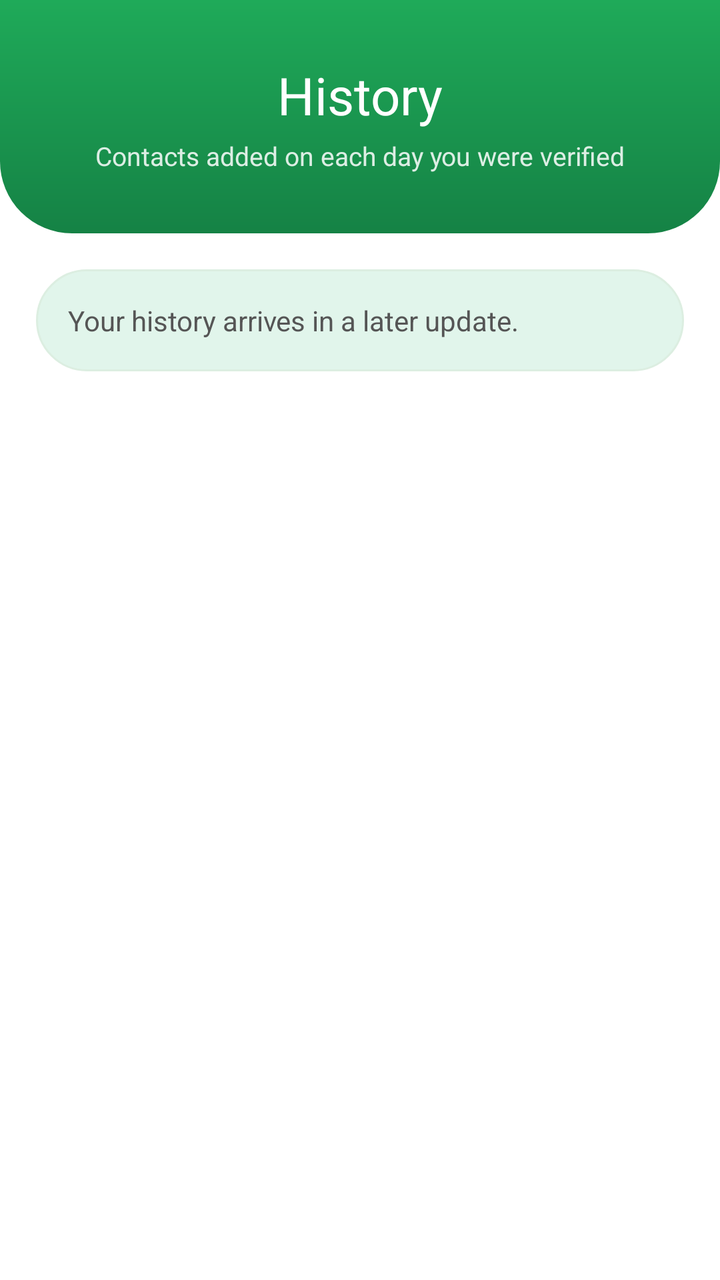
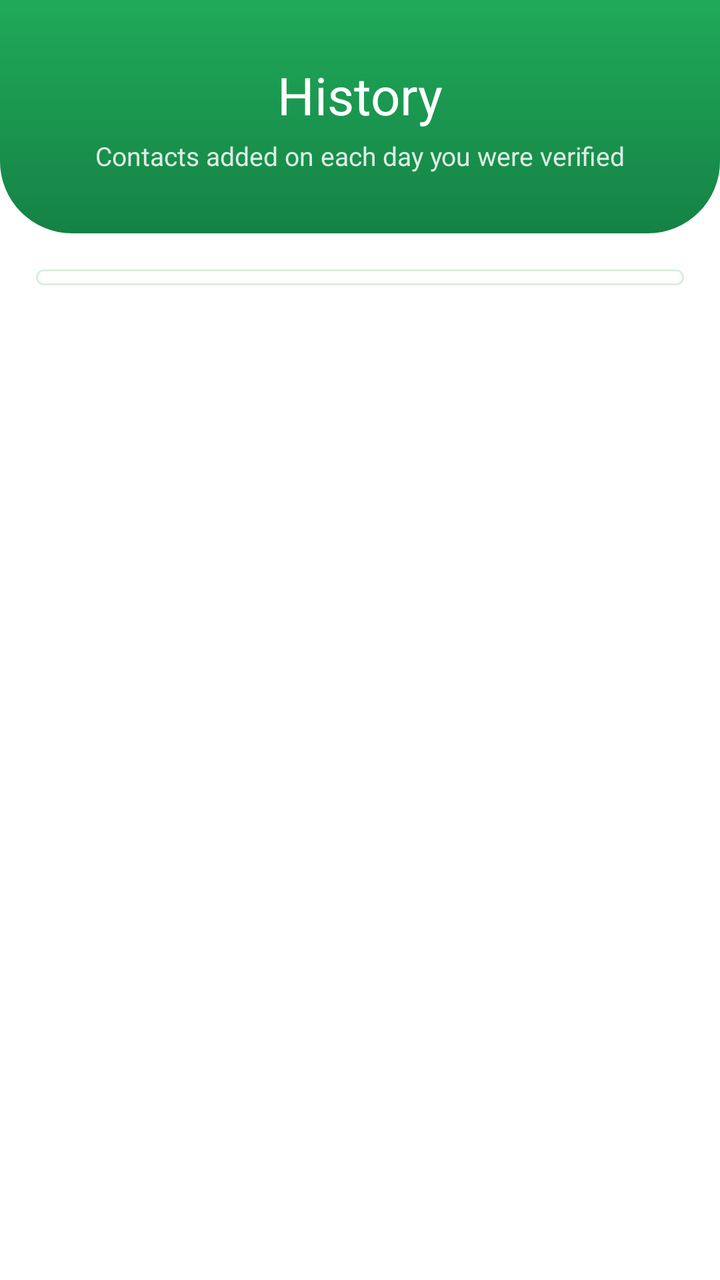

Compare the two renders of this Android layout. The source of the first and the diff that turns it into the second are given below.
<!-- AndroidManifest.xml: application theme Theme.ViewGrow.Starting -->
<!-- res/layout/fragment_history.xml -->
<?xml version="1.0" encoding="utf-8"?>
<LinearLayout xmlns:android="http://schemas.android.com/apk/res/android"
    android:layout_width="match_parent"
    android:layout_height="match_parent"
    android:background="@color/surface"
    android:orientation="vertical">

    <LinearLayout
        android:id="@+id/hero"
        android:layout_width="match_parent"
        android:layout_height="wrap_content"
        android:background="@drawable/bg_hero"
        android:gravity="center_horizontal"
        android:orientation="vertical"
        android:paddingTop="30dp"
        android:paddingBottom="30dp">
        <TextView
            android:layout_width="wrap_content"
            android:layout_height="wrap_content"
            android:tag="extrabold"
            android:text="History"
            android:textColor="@color/white"
            android:textSize="26sp" />
        <TextView
            android:layout_width="wrap_content"
            android:layout_height="wrap_content"
            android:layout_marginTop="4dp"
            android:text="Contacts added on each day you were verified"
            android:textColor="@color/white_soft"
            android:textSize="13sp" />
    </LinearLayout>

    <LinearLayout
        android:layout_width="match_parent"
        android:layout_height="wrap_content"
        android:orientation="vertical"
        android:padding="18dp">
        <TextView
            android:layout_width="match_parent"
            android:layout_height="wrap_content"
            android:background="@drawable/bg_chip"
            android:padding="16dp"
            android:text="Your history arrives in a later update."
            android:textColor="@color/text"
            android:textSize="14sp" />
    </LinearLayout>
</LinearLayout>
<!-- resources referenced by this layout -->
<resources>
  <color name="surface">#FFFFFF</color>
  <color name="text">#555555</color>
  <color name="white">#FFFFFF</color>
  <color name="white_soft">#D9FFFFFF</color>
  <!-- drawable bg_chip (drawable) -->
  <?xml version="1.0" encoding="utf-8"?>
  <shape xmlns:android="http://schemas.android.com/apk/res/android" android:shape="rectangle">
      <solid android:color="@color/tint" />
      <stroke android:width="1dp" android:color="@color/border" />
      <corners android:radius="100dp" />
  </shape>
  <!-- drawable bg_hero (drawable) -->
  <?xml version="1.0" encoding="utf-8"?>
  <shape xmlns:android="http://schemas.android.com/apk/res/android" android:shape="rectangle">
      <gradient android:angle="270" android:startColor="@color/green" android:endColor="@color/green_dark" />
      <corners android:bottomLeftRadius="36dp" android:bottomRightRadius="36dp" />
  </shape>
  <style name="Theme.ViewGrow.Starting" parent="Theme.SplashScreen">
          <item name="windowSplashScreenBackground">@color/splash_bg</item>
          <item name="windowSplashScreenAnimatedIcon">@drawable/splash_icon</item>
          <item name="postSplashScreenTheme">@style/Theme.ViewGrow</item>
      </style>
  <color name="tint">#E1F5EB</color>
  <color name="border">#DCEEE1</color>
  <color name="green">#1FAA59</color>
  <color name="green_dark">#158245</color>
  <color name="splash_bg">#F6F6F6</color>
  <!-- drawable splash_icon: png bitmap (drawable-nodpi, 113375 bytes) -->
  <style name="Theme.ViewGrow" parent="Theme.MaterialComponents.DayNight.NoActionBar">
          <item name="colorPrimary">@color/green</item>
          <item name="colorSurface">@color/surface</item>
          <item name="colorOnSurface">@color/dark</item>
          <item name="colorPrimaryVariant">@color/green_dark</item>
          <item name="colorOnPrimary">@color/white</item>
          <item name="colorSecondary">@color/green</item>
          <item name="colorControlActivated">@color/green</item>
          <item name="android:windowBackground">@color/surface</item>
          <item name="android:statusBarColor">@android:color/transparent</item>
          <item name="android:navigationBarColor">@color/surface</item>
          <item name="android:windowLightStatusBar">false</item>
      </style>
  <color name="dark">#111B21</color>
</resources>

<!-- the commit's change to res/layout/fragment_history.xml (unified diff, before → after) -->
@@ -30,18 +30,38 @@
             android:textSize="13sp" />
     </LinearLayout>
 
-    <LinearLayout
+    <ScrollView
         android:layout_width="match_parent"
-        android:layout_height="wrap_content"
-        android:orientation="vertical"
-        android:padding="18dp">
-        <TextView
+        android:layout_height="0dp"
+        android:layout_weight="1"
+        android:clipToPadding="false"
+        android:paddingBottom="90dp"
+        android:scrollbars="none">
+        <LinearLayout
             android:layout_width="match_parent"
             android:layout_height="wrap_content"
-            android:background="@drawable/bg_chip"
-            android:padding="16dp"
-            android:text="Your history arrives in a later update."
-            android:textColor="@color/text"
-            android:textSize="14sp" />
-    </LinearLayout>
+            android:orientation="vertical"
+            android:padding="18dp">
+            <LinearLayout
+                android:id="@+id/hist_card"
+                android:layout_width="match_parent"
+                android:layout_height="wrap_content"
+                android:background="@drawable/bg_card"
+                android:orientation="vertical"
+                android:paddingStart="14dp"
+                android:paddingTop="4dp"
+                android:paddingEnd="14dp"
+                android:paddingBottom="4dp" />
+            <TextView
+                android:id="@+id/hist_foot"
+                android:layout_width="match_parent"
+                android:layout_height="wrap_content"
+                android:gravity="center"
+                android:paddingTop="16dp"
+                android:paddingBottom="16dp"
+                android:tag="semibold"
+                android:textColor="@color/green_text"
+                android:textSize="13sp" />
+        </LinearLayout>
+    </ScrollView>
 </LinearLayout>
<!-- resource entries referenced after the edit -->
@@ -1,15 +1,15 @@
 <!-- resources referenced by this layout -->
 <resources>
+  <color name="green_text">#158245</color>
   <color name="surface">#FFFFFF</color>
-  <color name="text">#555555</color>
   <color name="white">#FFFFFF</color>
   <color name="white_soft">#D9FFFFFF</color>
-  <!-- drawable bg_chip (drawable) -->
+  <!-- drawable bg_card (drawable) -->
   <?xml version="1.0" encoding="utf-8"?>
   <shape xmlns:android="http://schemas.android.com/apk/res/android" android:shape="rectangle">
-      <solid android:color="@color/tint" />
+      <solid android:color="@color/surface" />
       <stroke android:width="1dp" android:color="@color/border" />
-      <corners android:radius="100dp" />
+      <corners android:radius="16dp" />
   </shape>
   <!-- drawable bg_hero (drawable) -->
   <?xml version="1.0" encoding="utf-8"?>
@@ -22,7 +22,6 @@
           <item name="windowSplashScreenAnimatedIcon">@drawable/splash_icon</item>
           <item name="postSplashScreenTheme">@style/Theme.ViewGrow</item>
       </style>
-  <color name="tint">#E1F5EB</color>
   <color name="border">#DCEEE1</color>
   <color name="green">#1FAA59</color>
   <color name="green_dark">#158245</color>
